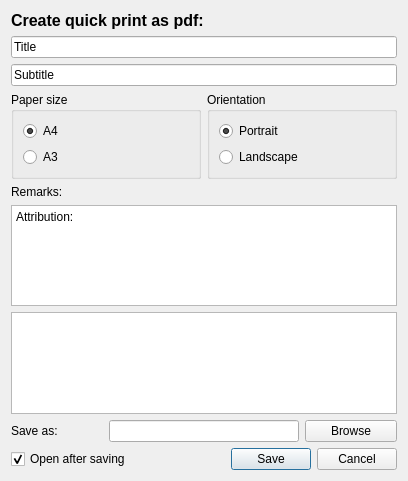
Old version of the form ui_quickprint.ui in the repository MarcoDuiker/QGIS_QuickPrint.
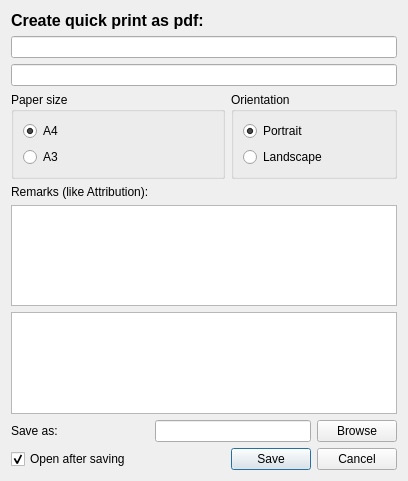
New version of the form.

Commit message:
Use setPlaceholderText for input hints
When NOT giving any title, subtile or attribution, those strings
still appeared in the final pdf.

With this all is just empty.

Patch:
```diff
--- a/ui_quickprint.ui
+++ b/ui_quickprint.ui
@@ -34,14 +34,14 @@
       <bool>true</bool>
      </property>
      <property name="text">
-      <string>Remarks:</string>
+      <string>Remarks (like Attribution):</string>
      </property>
     </widget>
    </item>
    <item row="5" column="0" colspan="4">
     <widget class="QPlainTextEdit" name="bronnenFld">
      <property name="plainText">
-      <string>Attribution:</string>
+      <string/>
      </property>
     </widget>
    </item>
@@ -182,7 +182,7 @@
    <item row="1" column="0" colspan="4">
     <widget class="QLineEdit" name="titelFld">
      <property name="text">
-      <string>Title</string>
+      <string/>
      </property>
     </widget>
    </item>
@@ -192,7 +192,7 @@
       <set>Qt::ImhNone</set>
      </property>
      <property name="text">
-      <string>Subtitle</string>
+      <string/>
      </property>
     </widget>
    </item>
```
Left out of the diff: 24 changed lines with no effect on the pictures. The commit also changes 1 other file.
